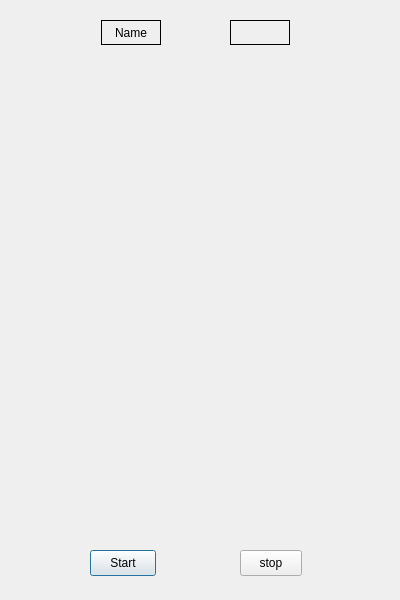
Qt form yaojiang/yaojiang.ui (moehuster/qt) before a commit.
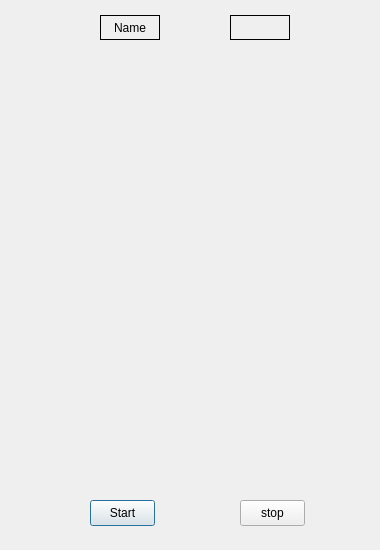
The same form after that commit.

What changed in the file:
```diff
--- a/yaojiang/yaojiang.ui
+++ b/yaojiang/yaojiang.ui
@@ -6,8 +6,8 @@
    <rect>
     <x>0</x>
     <y>0</y>
-    <width>400</width>
-    <height>600</height>
+    <width>380</width>
+    <height>550</height>
    </rect>
   </property>
   <property name="windowTitle">
@@ -16,8 +16,8 @@
   <widget class="QLabel" name="name">
    <property name="geometry">
     <rect>
-     <x>101</x>
-     <y>20</y>
+     <x>100</x>
+     <y>15</y>
      <width>60</width>
      <height>25</height>
     </rect>
@@ -39,7 +39,7 @@
    <property name="geometry">
     <rect>
      <x>230</x>
-     <y>20</y>
+     <y>15</y>
      <width>60</width>
      <height>25</height>
     </rect>
@@ -61,8 +61,8 @@
    <property name="geometry">
     <rect>
      <x>90</x>
-     <y>550</y>
-     <width>66</width>
+     <y>500</y>
+     <width>65</width>
      <height>26</height>
     </rect>
    </property>
@@ -74,8 +74,8 @@
    <property name="geometry">
     <rect>
      <x>240</x>
-     <y>550</y>
-     <width>62</width>
+     <y>500</y>
+     <width>65</width>
      <height>26</height>
     </rect>
    </property>
@@ -84,7 +84,7 @@
    </property>
   </widget>
  </widget>
- <layoutdefault spacing="6" margin="11"/>
+ <layoutdefault spacing="6" margin="10"/>
  <resources/>
  <connections/>
 </ui>
```
